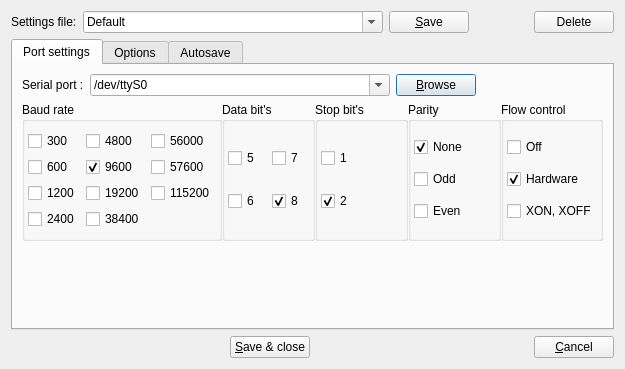
Old version of the form src/spconfigdialog.ui in the repository GCodeProjects/GCodeWorkShop.
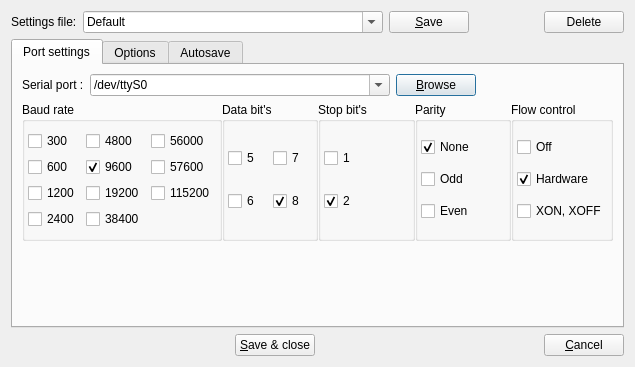
New version of the form. The open tabs and pages were chosen to show the change. Icons and pictures are not drawn.

What changed in the file:
```diff
--- a/src/spconfigdialog.ui
+++ b/src/spconfigdialog.ui
@@ -6,8 +6,8 @@
    <rect>
     <x>0</x>
     <y>0</y>
-    <width>625</width>
-    <height>369</height>
+    <width>635</width>
+    <height>367</height>
    </rect>
   </property>
   <property name="sizePolicy">
```
Left out of the diff: 36 changed lines with no effect on the pictures.
